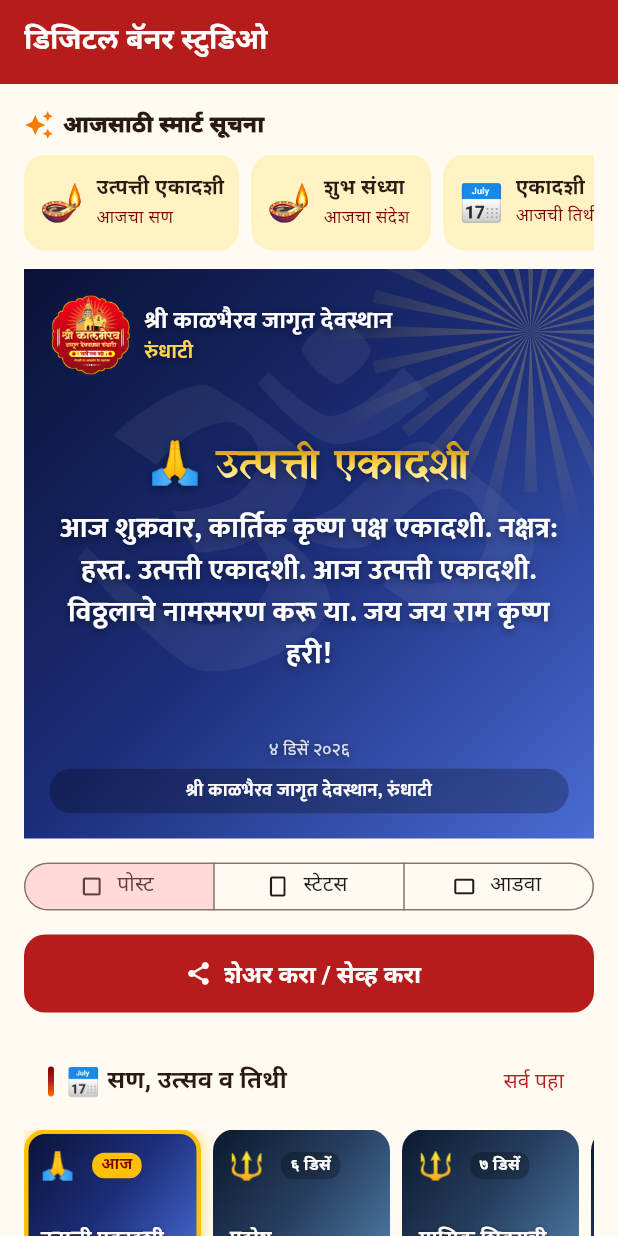
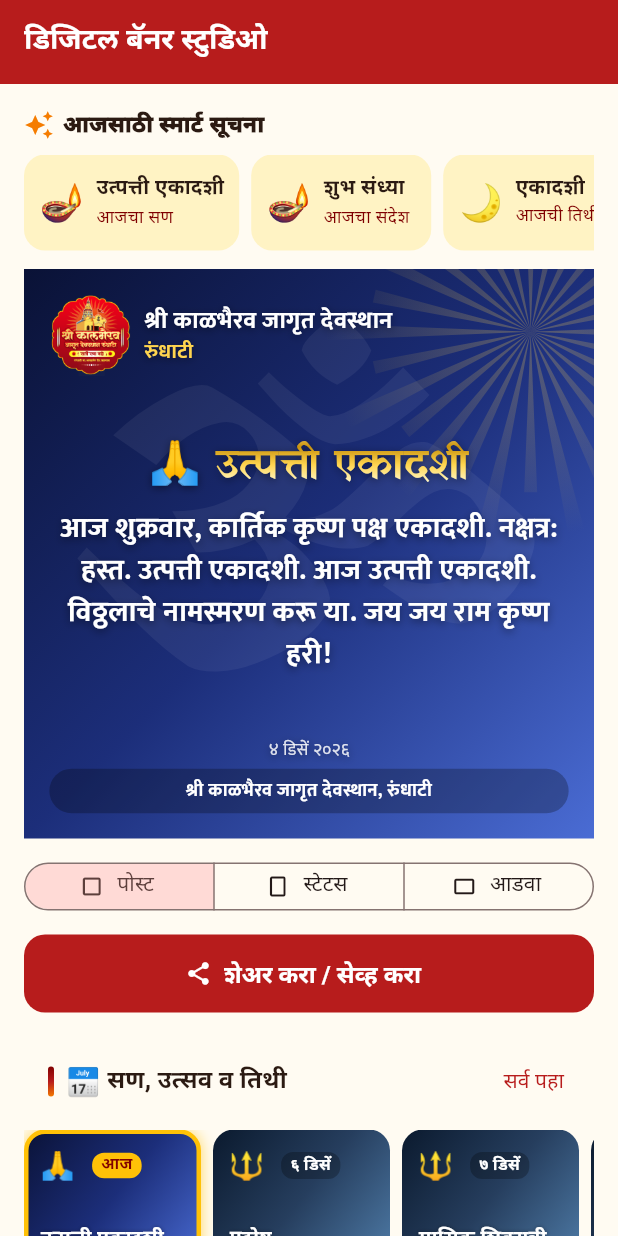
Before and after one commit to Rahuldilippawar/kalbhairav-jagrut-devsthan-, a Flutter app: the BannerStudioScreen screen opened by its route, after a tap on an icon or button, on a phone screen of 412 x 824 dp. Run offline on Flutter 3.47's test engine with Material 3 defaults, Android fonts, the phone set to English and light mode, and no system bars; our stand-ins replace audioplayers, cached_network_image, cloud_firestore, cloud_functions, cross_file, device_info_plus and 19 more; missing offline and left inert: dart:js_interop, mobile_scanner, record; accounts and stored records are empty.

Commit message:
Keep calendar emoji off banners so they aren't mistaken for the date
The 📅 glyph draws its own date (e.g. JUL 17); tithi templates now use 🌙
and 🪔, and any calendar emoji in a banner's headline or message is
dropped when it is drawn.

Co-Authored-By: Claude Opus 5.5 <noreply@anthropic.com>
Claude-Session: https://claude.ai/code/session_0135KQ1choMS57zYJNtHFVPh

```diff
--- a/app/lib/features/banner/banner_canvas.dart
+++ b/app/lib/features/banner/banner_canvas.dart
@@ -523,7 +523,7 @@ class _Layout {
   Widget _middle() {
     final photo = hero ? null : b.photo;
     final message = Text(
-      b.message,
+      _noCalendarIcons(b.message),
       textAlign: landscape && photo != null ? TextAlign.start : TextAlign.center,
       maxLines: 12,
       overflow: TextOverflow.ellipsis,
@@ -540,7 +540,7 @@ class _Layout {
     return Column(
       mainAxisSize: MainAxisSize.min,
       children: [
-        if (b.headline.isNotEmpty) Text(b.headline, textAlign: TextAlign.center, style: _headlineStyle(headSize)),
+        if (b.headline.isNotEmpty) Text(_noCalendarIcons(b.headline), textAlign: TextAlign.center, style: _headlineStyle(headSize)),
         if (layout != 'classic' && layout != 'photoHero') _ornament() else SizedBox(height: 10 * u),
         if (photo != null && landscape)
           Row(
@@ -635,6 +635,11 @@ class _Layout {
   }
 }
 
+/// Calendar emoji show a date of their own (e.g. "JUL 17") that devotees
+/// take for the banner's date, so they are left out of banner text.
+final _calendarIcons = RegExp('[\u{1F4C5}\u{1F4C6}\u{1F5D3}]\u{FE0F}?\\s*', unicode: true);
+String _noCalendarIcons(String s) => s.replaceAll(_calendarIcons, '');
+
 /// Designer templates bundled with the app (same as the admin starter set).
 final List<BannerTemplate> builtinBannerTemplates = [
   for (final e in buildDemoSeed(DateTime(2026))[Col.bannerTemplates]!.entries) BannerTemplate.fromMap(e.key, e.value),
@@ -656,7 +661,7 @@ BannerTemplate fallbackTemplate(BannerCategory c) => BannerTemplate(
     BannerCategory.birthday => '🎂 वाढदिवसाच्या हार्दिक शुभेच्छा',
     BannerCategory.anniversary => '💍 विवाह वर्धापन दिनाच्या हार्दिक शुभेच्छा',
     BannerCategory.dailySubhechha => '🌅 शुभ प्रभात 🙏',
-    BannerCategory.tithi => '📅 आजची तिथी',
+    BannerCategory.tithi => '🌙 आजची तिथी',
     BannerCategory.festival => '🚩 उत्सवाच्या हार्दिक शुभेच्छा',
     BannerCategory.event => '🙏 सस्नेह निमंत्रण',
     BannerCategory.jayanti => '🌺 जयंतीनिमित्त विनम्र अभिवादन',
--- a/app/lib/features/banner/banner_smart.dart
+++ b/app/lib/features/banner/banner_smart.dart
@@ -141,7 +141,7 @@ List<BannerSuggestion> smartSuggestions({
     out.add(BannerSuggestion(icon: '🎂', title: m.name, subtitle: '${m.relation.labelMr} – वाढदिवस', category: BannerCategory.birthday, name: m.name));
   }
   for (final f in festivals.where((f) => f.date == tomorrow && f.festival.kind != FestivalKind.vrat)) {
-    out.add(BannerSuggestion(icon: '📆', title: f.festival.name, subtitle: 'उद्याचा सण', category: f.festival.category, festival: f));
+    out.add(BannerSuggestion(icon: '🪔', title: f.festival.name, subtitle: 'उद्याचा सण', category: f.festival.category, festival: f));
   }
   final greeting = now.hour < 12
       ? ('🌅', 'शुभ प्रभात', '🌅 शुभ प्रभात 🙏')
@@ -159,7 +159,7 @@ List<BannerSuggestion> smartSuggestions({
     message: builtInGreeting(now).message,
   ));
   out.add(BannerSuggestion(
-    icon: '📅',
+    icon: '🌙',
     title: tithi.tithi,
     subtitle: 'आजची तिथी',
     category: BannerCategory.tithi,
--- a/packages/kjd_core/lib/src/data/demo_seed.dart
+++ b/packages/kjd_core/lib/src/data/demo_seed.dart
@@ -368,13 +368,13 @@ Map<String, Map<String, Map<String, dynamic>>> buildDemoSeed(DateTime now) {
       'bt-special-temple': const BannerTemplate(id: 'bt-special-temple', name: 'मंदिर द्वार', category: BannerCategory.special, layout: 'temple', headlineFont: 'yatraOne', headline: '🔱 जय श्री काळभैरव 🔱', defaultMessage: 'काळावर ज्यांची सत्ता, ते श्री काळभैरव आपल्या कुटुंबाचे सदैव रक्षण करोत.', gradient: [0xFF070B26, 0xFF1A237E, 0xFF3949AB], order: 2).toMap(),
       'bt-festival-paithani': const BannerTemplate(id: 'bt-festival-paithani', name: 'उत्सव – पैठणी', category: BannerCategory.festival, layout: 'paithani', headlineFont: 'yatraOne', headline: '🪔 उत्सवाच्या मंगलमय शुभेच्छा', defaultMessage: 'हा सण आपल्या जीवनात सुख, समृद्धी आणि आरोग्य घेऊन येवो. जय काळभैरव!', gradient: [0xFF1A0033, 0xFF4A148C, 0xFFC2185B], order: 3).toMap(),
       'bt-event-temple': const BannerTemplate(id: 'bt-event-temple', name: 'निमंत्रण – मंदिर द्वार', category: BannerCategory.event, layout: 'temple', headlineFont: 'yatraOne', headline: '🙏 सस्नेह निमंत्रण', defaultMessage: 'मंदिरातील कार्यक्रमास आपण सहकुटुंब, सहपरिवार उपस्थित राहावे ही नम्र विनंती.', gradient: [0xFF3E0000, 0xFF7F0000, 0xFFBF360C], order: 2).toMap(),
-      'bt-tithi-mandala': const BannerTemplate(id: 'bt-tithi-mandala', name: 'तिथी – मंडल', category: BannerCategory.tithi, layout: 'mandala', headlineFont: 'tiroMarathi', headline: '📅 आजचे पंचांग', gradient: [0xFF3E1500, 0xFF8D3B00, 0xFFE6A100], order: 2).toMap(),
+      'bt-tithi-mandala': const BannerTemplate(id: 'bt-tithi-mandala', name: 'तिथी – मंडल', category: BannerCategory.tithi, layout: 'mandala', headlineFont: 'tiroMarathi', headline: '🪔 आजचे पंचांग', gradient: [0xFF3E1500, 0xFF8D3B00, 0xFFE6A100], order: 2).toMap(),
       'bt-birthday-festive': const BannerTemplate(id: 'bt-birthday-festive', name: 'वाढदिवस – उत्सवी', category: BannerCategory.birthday, layout: 'festive', headline: '🎉 जन्मदिनाच्या शुभेच्छा', defaultMessage: '{name} यांना जन्मदिनाच्या हार्दिक शुभेच्छा. श्री काळभैरव आपले सदैव रक्षण करो.', gradient: [0xFF880E4F, 0xFFC2185B, 0xFFFF7043], order: 3).toMap(),
       'bt-anniv': const BannerTemplate(id: 'bt-anniv', name: 'वर्धापन दिन – राजेशाही', category: BannerCategory.anniversary, layout: 'royal', headlineFont: 'tiroMarathi', headline: '💍 विवाह वर्धापन दिनाच्या हार्दिक शुभेच्छा', defaultMessage: '{name} यांना विवाह वर्धापन दिनाच्या हार्दिक शुभेच्छा. आपले सहजीवन सुखाचे जावो.', gradient: [0xFF2A0845, 0xFF4A148C, 0xFFAD1457], order: 1).toMap(),
       'bt-anniv-photo': const BannerTemplate(id: 'bt-anniv-photo', name: 'वर्धापन दिन – फोटो', category: BannerCategory.anniversary, layout: 'photoHero', headline: '💞 लग्नाच्या वाढदिवसाच्या शुभेच्छा', defaultMessage: '{name} यांना लग्नाच्या वाढदिवसाच्या हार्दिक शुभेच्छा.', gradient: [0xFF311B92, 0xFF6A1B9A, 0xFFD81B60], order: 2).toMap(),
       'bt-morning': const BannerTemplate(id: 'bt-morning', name: 'शुभ प्रभात', category: BannerCategory.dailySubhechha, layout: 'classic', headlineFont: 'yatraOne', headline: '🌅 शुभ प्रभात 🙏', defaultMessage: 'श्री काळभैरव महाराजांच्या कृपेने आपला आजचा दिवस सुख, शांती आणि समाधानाने भरलेला जावो.', gradient: [0xFFE65100, 0xFFFFA000, 0xFFFFD54F], textColor: 0xFF3E1A00, accentColor: 0xFF7F0000, order: 1).toMap(),
       'bt-morning-royal': const BannerTemplate(id: 'bt-morning-royal', name: 'जय काळभैरव', category: BannerCategory.dailySubhechha, layout: 'royal', headlineFont: 'yatraOne', headline: '🔱 जय काळभैरव 🔱', defaultMessage: 'काळभैरवाष्टक स्मरा, भय दूर सारा. आपला दिवस मंगलमय जावो.', gradient: [0xFF1A0000, 0xFF4E0000, 0xFF8B0000], order: 2).toMap(),
-      'bt-tithi': const BannerTemplate(id: 'bt-tithi', name: 'आजची तिथी', category: BannerCategory.tithi, layout: 'minimal', headlineFont: 'tiroMarathi', headline: '📅 आजची तिथी', defaultMessage: 'आजच्या शुभ दिनी श्री काळभैरव महाराजांचे दर्शन घ्या. सर्वांना मंगलमय शुभेच्छा.', gradient: [0xFF3E2723, 0xFF8D6E63], order: 1).toMap(),
+      'bt-tithi': const BannerTemplate(id: 'bt-tithi', name: 'आजची तिथी', category: BannerCategory.tithi, layout: 'minimal', headlineFont: 'tiroMarathi', headline: '🌙 आजची तिथी', defaultMessage: 'आजच्या शुभ दिनी श्री काळभैरव महाराजांचे दर्शन घ्या. सर्वांना मंगलमय शुभेच्छा.', gradient: [0xFF3E2723, 0xFF8D6E63], order: 1).toMap(),
       'bt-festival': const BannerTemplate(id: 'bt-festival', name: 'उत्सव – तोरण', category: BannerCategory.festival, layout: 'festive', headlineFont: 'yatraOne', headline: '🚩 उत्सवाच्या हार्दिक शुभेच्छा', defaultMessage: 'श्री काळभैरव जागृत देवस्थान, रुंधाटी तर्फे सर्व भाविकांना उत्सवाच्या मनःपूर्वक शुभेच्छा.', gradient: [0xFF7F0000, 0xFFB71C1C, 0xFFF57C00], order: 1).toMap(),
       'bt-festival-royal': const BannerTemplate(id: 'bt-festival-royal', name: 'उत्सव – सुवर्ण', category: BannerCategory.festival, layout: 'royal', headlineFont: 'yatraOne', headline: '🪔 मंगलमय शुभेच्छा', defaultMessage: 'हा सण आपल्या जीवनात सुख, समृद्धी आणि आरोग्य घेऊन येवो. जय काळभैरव!', gradient: [0xFF3E1500, 0xFF8D3B00, 0xFFE65100], order: 2).toMap(),
       'bt-event': const BannerTemplate(id: 'bt-event', name: 'कार्यक्रम निमंत्रण', category: BannerCategory.event, layout: 'festive', headline: '🙏 सस्नेह निमंत्रण', defaultMessage: 'मंदिरातील कार्यक्रमास आपण सहकुटुंब, सहपरिवार उपस्थित राहावे ही नम्र विनंती.', gradient: [0xFF1A237E, 0xFF6A1B9A, 0xFFB71C1C], order: 1).toMap(),
```
Also changed, not shown: 1 other file.
